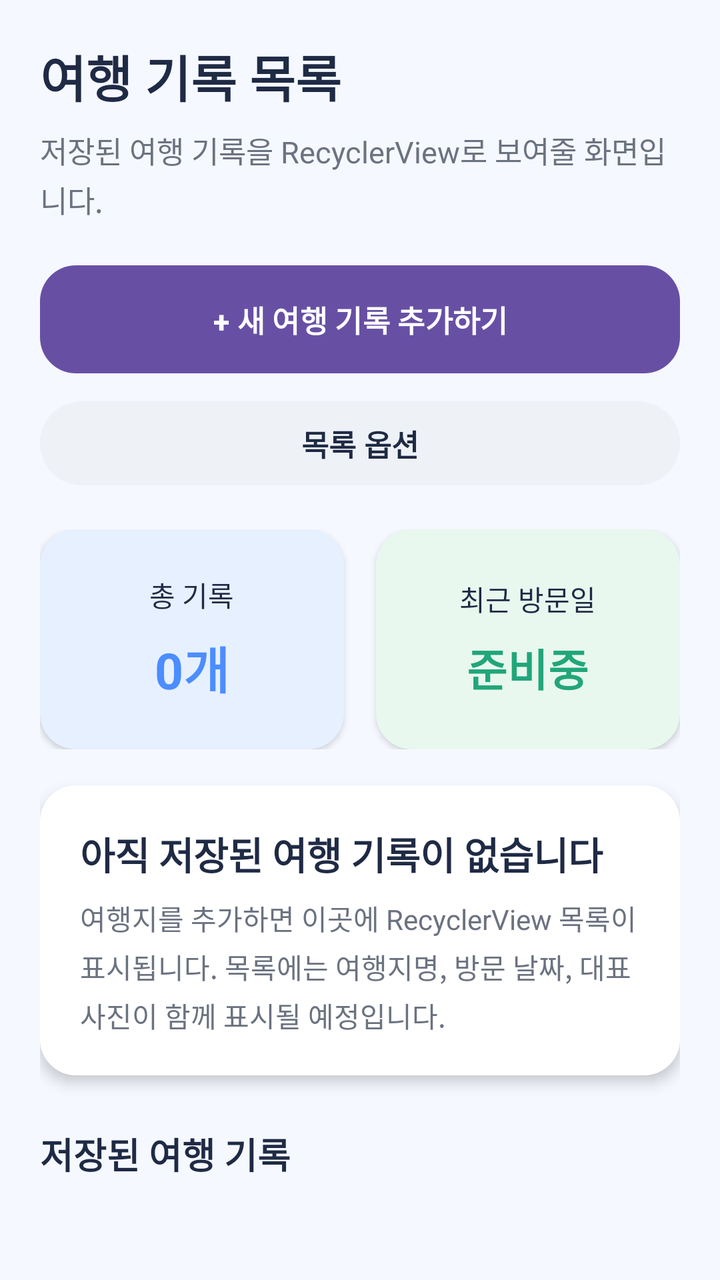
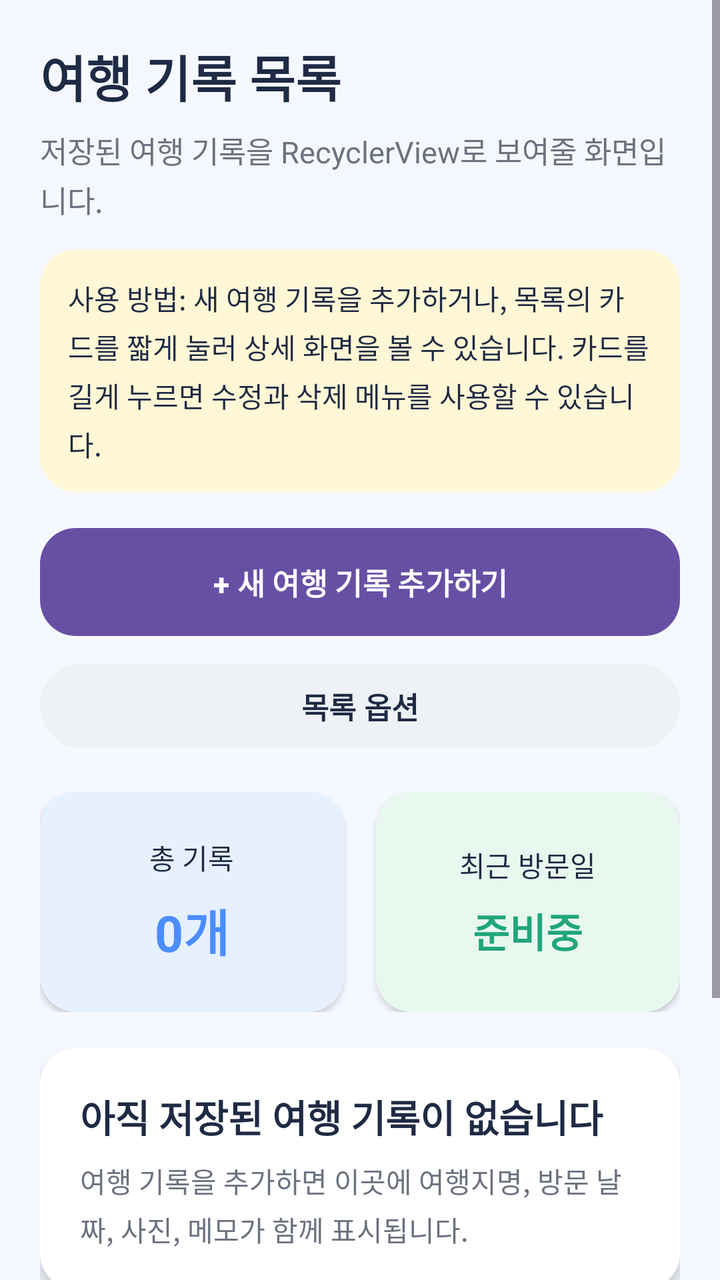

Screens rendered from an Android XML layout before and after an edit, with the pre-edit source and the edit as a unified diff.
<!-- AndroidManifest.xml: application theme Theme.TravelRecordApp -->
<!-- res/layout/fragment_travel_list.xml -->
<?xml version="1.0" encoding="utf-8"?>
<ScrollView xmlns:android="http://schemas.android.com/apk/res/android"
    android:layout_width="match_parent"
    android:layout_height="match_parent"
    android:background="@color/travel_bg"
    android:fillViewport="true">

    <LinearLayout
        android:layout_width="match_parent"
        android:layout_height="wrap_content"
        android:orientation="vertical"
        android:padding="20dp">

        <TextView
            android:id="@+id/tvListTitle"
            android:layout_width="match_parent"
            android:layout_height="wrap_content"
            android:text="@string/list_title"
            android:textColor="@color/travel_dark"
            android:textSize="25sp"
            android:textStyle="bold" />

        <TextView
            android:id="@+id/tvListDesc"
            android:layout_width="match_parent"
            android:layout_height="wrap_content"
            android:layout_marginTop="8dp"
            android:lineSpacingExtra="3dp"
            android:text="@string/list_desc"
            android:textColor="@color/travel_gray"
            android:textSize="15sp" />

        <Button
            android:id="@+id/btnAddTravel"
            android:layout_width="match_parent"
            android:layout_height="54dp"
            android:layout_marginTop="22dp"
            android:background="@drawable/bg_primary_button"
            android:text="+ 새 여행 기록 추가하기"
            android:textAllCaps="false"
            android:textColor="@color/white"
            android:textSize="15sp"
            android:textStyle="bold" />

        <Button
            android:id="@+id/btnListOption"
            android:layout_width="match_parent"
            android:layout_height="50dp"
            android:layout_marginTop="10dp"
            android:backgroundTint="@color/nav_unselected"
            android:text="목록 옵션"
            android:textAllCaps="false"
            android:textColor="@color/travel_dark"
            android:textSize="15sp"
            android:textStyle="bold" />

        <LinearLayout
            android:id="@+id/listSummaryArea"
            android:layout_width="match_parent"
            android:layout_height="110dp"
            android:layout_marginTop="18dp"
            android:orientation="horizontal">

            <LinearLayout
                android:layout_width="0dp"
                android:layout_height="match_parent"
                android:layout_marginEnd="8dp"
                android:layout_weight="1"
                android:background="@drawable/bg_card_blue"
                android:elevation="2dp"
                android:gravity="center"
                android:orientation="vertical"
                android:padding="12dp">

                <TextView
                    android:layout_width="wrap_content"
                    android:layout_height="wrap_content"
                    android:text="총 기록"
                    android:textColor="@color/travel_dark"
                    android:textSize="14sp" />

                <TextView
                    android:id="@+id/tvListTotalCount"
                    android:layout_width="wrap_content"
                    android:layout_height="wrap_content"
                    android:layout_marginTop="8dp"
                    android:text="0개"
                    android:textColor="@color/travel_blue"
                    android:textSize="25sp"
                    android:textStyle="bold" />

            </LinearLayout>

            <LinearLayout
                android:layout_width="0dp"
                android:layout_height="match_parent"
                android:layout_marginStart="8dp"
                android:layout_weight="1"
                android:background="@drawable/bg_card_green"
                android:elevation="2dp"
                android:gravity="center"
                android:orientation="vertical"
                android:padding="12dp">

                <TextView
                    android:layout_width="wrap_content"
                    android:layout_height="wrap_content"
                    android:text="최근 방문일"
                    android:textColor="@color/travel_dark"
                    android:textSize="14sp" />

                <TextView
                    android:id="@+id/tvRecentDate"
                    android:layout_width="wrap_content"
                    android:layout_height="wrap_content"
                    android:layout_marginTop="8dp"
                    android:text="준비중"
                    android:textColor="@color/travel_green"
                    android:textSize="22sp"
                    android:textStyle="bold" />

            </LinearLayout>

        </LinearLayout>

        <LinearLayout
            android:id="@+id/emptyListCard"
            android:layout_width="match_parent"
            android:layout_height="wrap_content"
            android:layout_marginTop="18dp"
            android:background="@drawable/bg_card_white"
            android:elevation="4dp"
            android:orientation="vertical"
            android:padding="20dp">

            <TextView
                android:layout_width="match_parent"
                android:layout_height="wrap_content"
                android:text="아직 저장된 여행 기록이 없습니다"
                android:textColor="@color/travel_dark"
                android:textSize="19sp"
                android:textStyle="bold" />

            <TextView
                android:layout_width="match_parent"
                android:layout_height="wrap_content"
                android:layout_marginTop="8dp"
                android:lineSpacingExtra="4dp"
                android:text="여행지를 추가하면 이곳에 RecyclerView 목록이 표시됩니다. 목록에는 여행지명, 방문 날짜, 대표 사진이 함께 표시될 예정입니다."
                android:textColor="@color/travel_gray"
                android:textSize="14sp" />

        </LinearLayout>

        <TextView
            android:id="@+id/tvSectionTitle"
            android:layout_width="match_parent"
            android:layout_height="wrap_content"
            android:layout_marginTop="26dp"
            android:text="저장된 여행 기록"
            android:textColor="@color/travel_dark"
            android:textSize="18sp"
            android:textStyle="bold" />

        <androidx.recyclerview.widget.RecyclerView
            android:id="@+id/recyclerTravel"
            android:layout_width="match_parent"
            android:layout_height="wrap_content"
            android:layout_marginBottom="24dp"
            android:nestedScrollingEnabled="false" />

    </LinearLayout>

</ScrollView>
<!-- resources referenced by this layout -->
<resources>
  <color name="nav_unselected">#EEF2F7</color>
  <color name="travel_bg">#F5F8FF</color>
  <color name="travel_blue">#4C8DFF</color>
  <color name="travel_dark">#1F2A44</color>
  <color name="travel_gray">#6B7280</color>
  <color name="travel_green">#21A67A</color>
  <color name="white">#FFFFFFFF</color>
  <!-- drawable bg_card_blue (drawable) -->
  <?xml version="1.0" encoding="utf-8"?>
  <shape xmlns:android="http://schemas.android.com/apk/res/android">
      <solid android:color="@color/card_blue" />
      <corners android:radius="18dp" />
  </shape>
  <!-- drawable bg_card_green (drawable) -->
  <?xml version="1.0" encoding="utf-8"?>
  <shape xmlns:android="http://schemas.android.com/apk/res/android">
      <solid android:color="@color/card_green" />
      <corners android:radius="18dp" />
  </shape>
  <!-- drawable bg_card_white (drawable) -->
  <?xml version="1.0" encoding="utf-8"?>
  <shape xmlns:android="http://schemas.android.com/apk/res/android">
      <solid android:color="@color/white" />
      <corners android:radius="18dp" />
  </shape>
  <!-- drawable bg_primary_button (drawable) -->
  <?xml version="1.0" encoding="utf-8"?>
  <shape xmlns:android="http://schemas.android.com/apk/res/android">
      <solid android:color="@color/travel_blue" />
      <corners android:radius="18dp" />
  </shape>
  <string name="list_desc">저장된 여행 기록을 RecyclerView로 보여줄 화면입니다.</string>
  <string name="list_title">여행 기록 목록</string>
  <style name="Theme.TravelRecordApp" parent="Base.Theme.TravelRecordApp" />
  <color name="card_blue">#E6F0FF</color>
  <color name="card_green">#E8F8EF</color>
  <style name="Base.Theme.TravelRecordApp" parent="Theme.Material3.DayNight.NoActionBar">
          
          
      </style>
</resources>

<!-- the commit's change to res/layout/fragment_travel_list.xml (unified diff, before → after) -->
@@ -9,13 +9,16 @@
         android:layout_width="match_parent"
         android:layout_height="wrap_content"
         android:orientation="vertical"
-        android:padding="20dp">
+        android:paddingStart="20dp"
+        android:paddingTop="20dp"
+        android:paddingEnd="20dp"
+        android:paddingBottom="100dp">
 
         <TextView
             android:id="@+id/tvListTitle"
             android:layout_width="match_parent"
             android:layout_height="wrap_content"
-            android:text="@string/list_title"
+            android:text="여행 기록 목록"
             android:textColor="@color/travel_dark"
             android:textSize="25sp"
             android:textStyle="bold" />
@@ -26,15 +29,26 @@
             android:layout_height="wrap_content"
             android:layout_marginTop="8dp"
             android:lineSpacingExtra="3dp"
-            android:text="@string/list_desc"
+            android:text="저장된 여행 기록을 RecyclerView로 보여줄 화면입니다."
             android:textColor="@color/travel_gray"
             android:textSize="15sp" />
+
+        <TextView
+            android:layout_width="match_parent"
+            android:layout_height="wrap_content"
+            android:layout_marginTop="14dp"
+            android:background="@drawable/bg_card_yellow"
+            android:lineSpacingExtra="4dp"
+            android:padding="14dp"
+            android:text="사용 방법: 새 여행 기록을 추가하거나, 목록의 카드를 짧게 눌러 상세 화면을 볼 수 있습니다. 카드를 길게 누르면 수정과 삭제 메뉴를 사용할 수 있습니다."
+            android:textColor="@color/travel_dark"
+            android:textSize="14sp" />
 
         <Button
             android:id="@+id/btnAddTravel"
             android:layout_width="match_parent"
             android:layout_height="54dp"
-            android:layout_marginTop="22dp"
+            android:layout_marginTop="18dp"
             android:background="@drawable/bg_primary_button"
             android:text="+ 새 여행 기록 추가하기"
             android:textAllCaps="false"
@@ -114,9 +128,10 @@
                     android:layout_width="wrap_content"
                     android:layout_height="wrap_content"
                     android:layout_marginTop="8dp"
+                    android:gravity="center"
                     android:text="준비중"
                     android:textColor="@color/travel_green"
-                    android:textSize="22sp"
+                    android:textSize="20sp"
                     android:textStyle="bold" />
 
             </LinearLayout>
@@ -146,7 +161,7 @@
                 android:layout_height="wrap_content"
                 android:layout_marginTop="8dp"
                 android:lineSpacingExtra="4dp"
-                android:text="여행지를 추가하면 이곳에 RecyclerView 목록이 표시됩니다. 목록에는 여행지명, 방문 날짜, 대표 사진이 함께 표시될 예정입니다."
+                android:text="여행 기록을 추가하면 이곳에 여행지명, 방문 날짜, 사진, 메모가 함께 표시됩니다."
                 android:textColor="@color/travel_gray"
                 android:textSize="14sp" />
 
<!-- resource entries referenced after the edit -->
@@ -25,17 +25,22 @@
       <solid android:color="@color/white" />
       <corners android:radius="18dp" />
   </shape>
+  <!-- drawable bg_card_yellow (drawable) -->
+  <?xml version="1.0" encoding="utf-8"?>
+  <shape xmlns:android="http://schemas.android.com/apk/res/android">
+      <solid android:color="@color/card_yellow" />
+      <corners android:radius="18dp" />
+  </shape>
   <!-- drawable bg_primary_button (drawable) -->
   <?xml version="1.0" encoding="utf-8"?>
   <shape xmlns:android="http://schemas.android.com/apk/res/android">
       <solid android:color="@color/travel_blue" />
       <corners android:radius="18dp" />
   </shape>
-  <string name="list_desc">저장된 여행 기록을 RecyclerView로 보여줄 화면입니다.</string>
-  <string name="list_title">여행 기록 목록</string>
   <style name="Theme.TravelRecordApp" parent="Base.Theme.TravelRecordApp" />
   <color name="card_blue">#E6F0FF</color>
   <color name="card_green">#E8F8EF</color>
+  <color name="card_yellow">#FFF7D6</color>
   <style name="Base.Theme.TravelRecordApp" parent="Theme.Material3.DayNight.NoActionBar">
           
           
